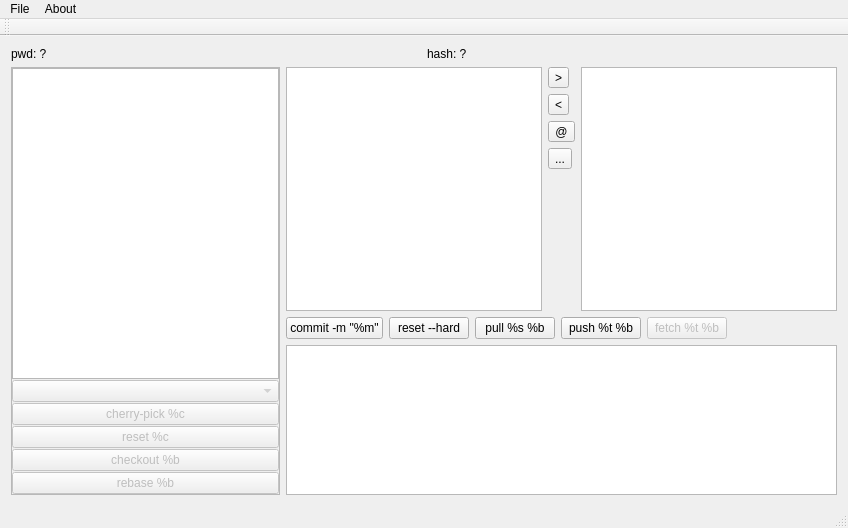
Before: the Qt Designer form src/mainwindow.ui in mrtrizer/gitguiii, drawn with Qt 5.
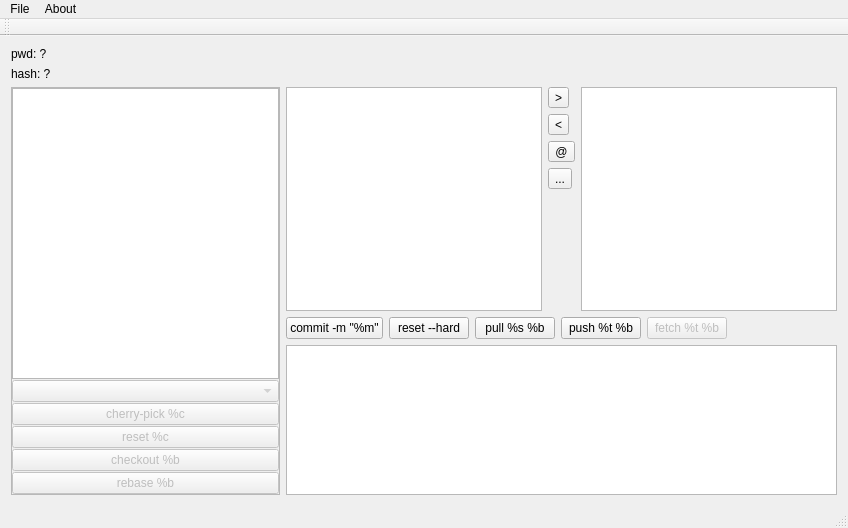
After: the same form once the commit is applied. Icons and pictures are not drawn.

Commit message: Changed an interface layout.

Diff of the .ui file:
```diff
--- a/src/mainwindow.ui
+++ b/src/mainwindow.ui
@@ -22,7 +22,7 @@
   <widget class="QWidget" name="centralWidget">
    <layout class="QVBoxLayout" name="verticalLayout_4">
     <item>
-     <layout class="QHBoxLayout" name="horizontalLayout_5">
+     <layout class="QVBoxLayout" name="verticalLayout_6">
       <item>
        <widget class="QLabel" name="dirLabel">
         <property name="text">
```
The commit also changes 1 other file.
